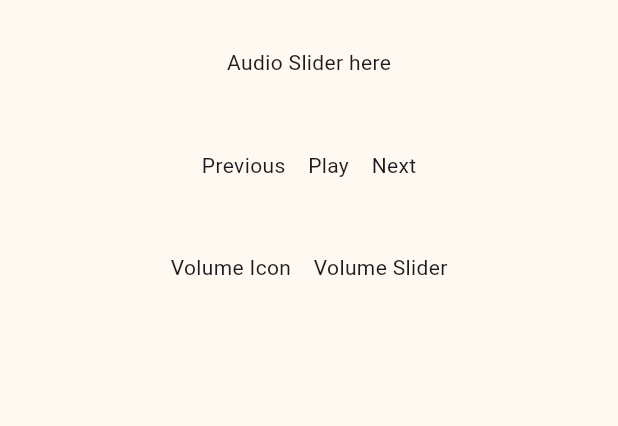
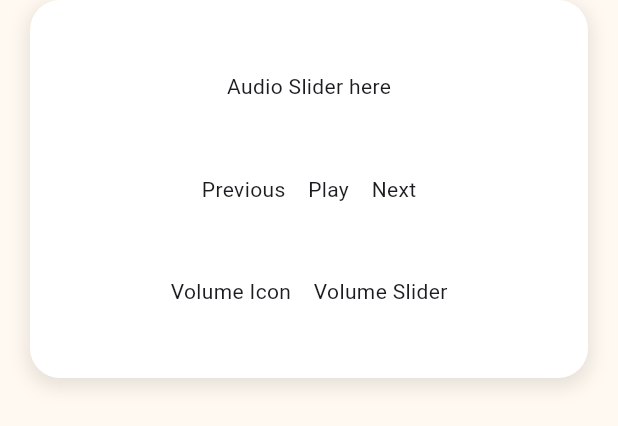
Before and after one commit to Huzy121/Dojo, a Flutter app: the AudioPlayer widget shown alone on an empty page, opened directly, on a phone screen of 412 x 824 dp. Shown: the top 426 px of the screen. Run offline on Flutter 3.47's test engine with Material 3 defaults, Android fonts, the phone set to English and light mode, and no system bars; our stand-ins replace audioplayers, flutter_hooks, flutter_riverpod, hooks_riverpod, icons_plus, permission_handler; missing offline and left inert: record.

Commit message:
abstracted modal bottom sheets for new recording and audio player

```diff
--- a/lib/Screens/audio_player.dart
+++ b/lib/Screens/audio_player.dart
@@ -6,7 +6,29 @@ import 'package:flutter_riverpod/flutter_riverpod.dart';
 class AudioPlayer extends ConsumerWidget {
   @override
   Widget build(BuildContext context, WidgetRef ref) {
-    return Container(
+    return Padding(
+      padding: const EdgeInsets.only(
+        left: 20.0,
+        right: 20.0,
+        bottom: 20.0, // Padding to make it look detached from the bottom
+      ),
+      child: Container(
+        decoration: BoxDecoration(
+          color: Colors.white,
+          borderRadius: BorderRadius.circular(20.0), // Rounded corners
+          boxShadow: [
+            BoxShadow(
+              color: Colors.black.withOpacity(0.1), // Shadow color
+              spreadRadius: 2,
+              blurRadius: 10,
+              offset: Offset(0, 4), // Downward shadow for floating effect
+            ),
+          ],
+        ),
+        child: Padding(
+          padding: const EdgeInsets.all(16.0), // Padding inside the modal
+          child: SingleChildScrollView(
+            child: Container(
               width: double.infinity,
               height: 220,
               child: Container(
@@ -41,6 +63,10 @@ class AudioPlayer extends ConsumerWidget {
                   ],
                 ),
               ),
+            ), // Your NewRecording widget
+          ),
+        ),
+      ),
     );
   }
 }
```
Also changed, not shown: lib/Screens/home_page.dart (+1 -32 lines), lib/Screens/new_recording.dart (+30 -2 lines), lib/Widgets/custom_navigation_bar.dart (+4 -36 lines). Lines whose indentation alone changed are shown as unchanged.
